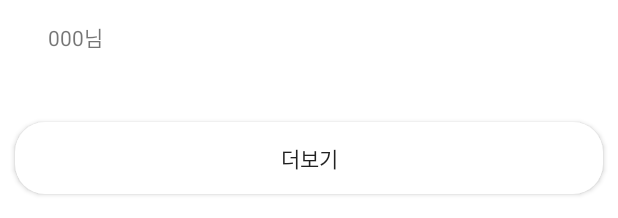
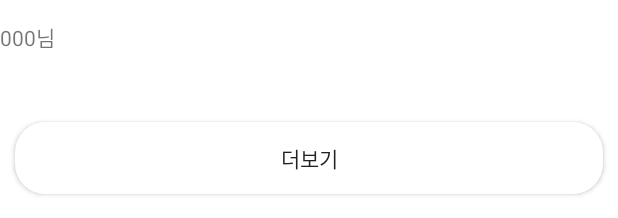
Before and after one commit to YONGEEEE/Petspital_ver0, an Android app: the layout activity_myreservation.xml on its own in the app's theme, with its tools: preview values and no code run, on a phone screen of 412 x 824 dp. Shown: the top 218 px of the screen. Run offline under Robolectric (Android 15) with nearby library versions, the phone set to English and light mode, and no system bars; Roboto replaces fonts that are not available here.

```diff
--- a/app/src/main/java/com/camping/seoul/seoulcamp/My_reservation_activity.java
+++ b/app/src/main/java/com/camping/seoul/seoulcamp/My_reservation_activity.java
@@ -7,6 +7,7 @@ import android.support.v7.app.AppCompatActivity;
 import android.util.Log;
 import android.view.View;
 import android.view.ViewGroup;
+import android.view.WindowManager;
 import android.widget.AdapterView;
 import android.widget.BaseAdapter;
 import android.widget.Button;
@@ -41,7 +42,9 @@ public class My_reservation_activity extends AppCompatActivity {
     protected void onCreate(Bundle savedInstanceState) {
         super.onCreate(savedInstanceState);
         setContentView(R.layout.activity_myreservation);
-
+        getWindow().setFlags(WindowManager.LayoutParams.FLAG_FULLSCREEN,
+                WindowManager.LayoutParams.FLAG_FULLSCREEN);
+        setContentView(R.layout.activity_intro);
         listView = findViewById(R.id.listView);
         showAllButton = findViewById(R.id.btnShowAll);
         txt_nickname = findViewById(R.id.txt_nickname);
--- a/app/src/main/java/com/camping/seoul/seoulcamp/Petspital_reservation_activity.java
+++ b/app/src/main/java/com/camping/seoul/seoulcamp/Petspital_reservation_activity.java
@@ -8,6 +8,7 @@ import android.support.v7.app.AppCompatActivity;
 import android.util.Log;
 import android.view.View;
 import android.view.ViewGroup;
+import android.view.WindowManager;
 import android.widget.AdapterView;
 import android.widget.BaseAdapter;
 import android.widget.Button;
@@ -43,7 +44,8 @@ public class Petspital_reservation_activity extends AppCompatActivity {
     protected void onCreate(Bundle savedInstanceState) {
         super.onCreate(savedInstanceState);
         setContentView(R.layout.activity_myreservation);
-
+        getWindow().setFlags(WindowManager.LayoutParams.FLAG_FULLSCREEN,
+                WindowManager.LayoutParams.FLAG_FULLSCREEN);
         Intent i = getIntent();
         petspital_name = i.getStringExtra("name");// getName
 
--- a/app/src/main/res/layout/activity_myreservation.xml
+++ b/app/src/main/res/layout/activity_myreservation.xml
@@ -13,7 +13,7 @@
 
         <customfonts.MyTextView_Roboto_Regular
             android:id="@+id/txt_nickname"
-            android:layout_width="100dp"
+            android:layout_width="wrap_content"
             android:layout_height="match_parent"
             android:gravity="center"
             android:text="000님" />
```
Also changed, not shown: app/src/main/java/com/camping/seoul/seoulcamp/Add_pet_activity.java (+2 -30 lines).
